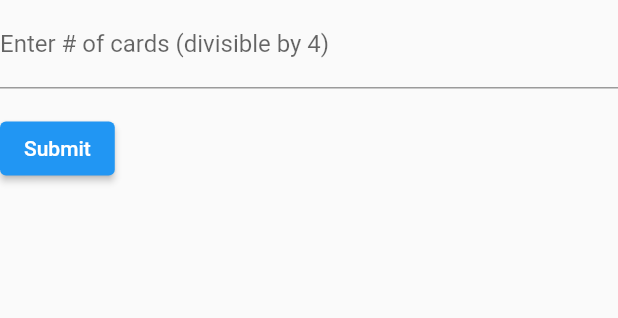
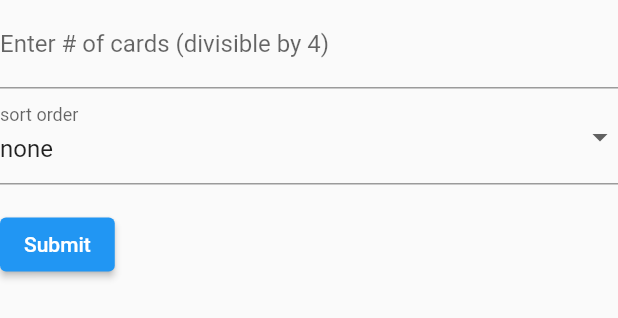
Before and after one commit to codetojoy/waro_flutter, a Flutter app: the ConfigForm widget shown alone on an empty page, opened directly, on a phone screen of 412 x 824 dp. Shown: the top 318 px of the screen. Run offline on Flutter 3.47's test engine with Material 2 defaults, Android fonts, the phone set to English and light mode, and no system bars.

Commit message:
sort order in config

```diff
--- a/lib/models/config.dart
+++ b/lib/models/config.dart
@@ -1,17 +1,19 @@
-import '../util/logger.dart';
 import './player.dart';
 import './strategy.dart';
+import '../util/constants.dart';
+import '../util/logger.dart';
 
 class Config {
   int numCards = 20;
   List<Player> _players = [];
+  // TODO: enum
+  String sortOrder = C.SORT_NONE;
 
   Config() {
-    var maxCard = numCards;
     var nextCard = new Strategies().buildStrategy('next');
-    var p1 = new Player('You', nextCard, true, maxCard);
-    var p2 = new Player('Mozart', nextCard, false, maxCard);
-    var p3 = new Player('Chopin', nextCard, false, maxCard);
+    var p1 = new Player('You', nextCard, true, this);
+    var p2 = new Player('Mozart', nextCard, false, this);
+    var p3 = new Player('Chopin', nextCard, false, this);
     _players.add(p1);
     _players.add(p2);
     _players.add(p3);
--- a/lib/models/hand.dart
+++ b/lib/models/hand.dart
@@ -1,4 +1,5 @@
 import './card.dart';
+import '../util/constants.dart';
 
 class Hand {
   List<Card> _cards;
@@ -8,8 +9,24 @@ class Hand {
   get cards => _cards;
 
   // TODO: sort-order should be a config setting?
-  void sort() {
-    _cards.sort((Card a, Card b) => a.value.compareTo(b.value));
+  void sort(String sortOrder) {
+    switch (sortOrder) {
+      case C.SORT_NONE:
+        {
+          // no-op
+        }
+        break;
+      case C.SORT_ASC:
+        {
+          _cards.sort((Card a, Card b) => a.value.compareTo(b.value));
+        }
+        break;
+      case C.SORT_DESC:
+        {
+          _cards.sort((Card a, Card b) => b.value.compareTo(a.value));
+        }
+        break;
+    }
   }
 
   Hand updateHand(Card choice) {
--- a/lib/models/player.dart
+++ b/lib/models/player.dart
@@ -1,5 +1,6 @@
 import './card.dart';
 import './cards.dart';
+import './config.dart';
 import './hand.dart';
 import './playerstats.dart';
 import './strategy.dart';
@@ -10,14 +11,15 @@ class Player {
   Strategy _strategy;
   bool _isUser = false;
   PlayerStats _playerStats = new PlayerStats();
-  int _maxCard = 0;
+  Config _config;
 
-  Player(String name, Strategy strategy, bool isUser, int maxCard) {
+  Player(
+      String name, Strategy strategy, bool isUser, Config config) {
     _name = name;
     _strategy = strategy;
     _hand = new Hand([]);
     _isUser = isUser;
-    _maxCard = maxCard;
+    _config = config;
   }
 
   Player.kitty(String name, Hand hand, Strategy strategy) {
@@ -32,7 +34,7 @@ class Player {
   set hand(Hand hand) {
     _hand = hand;
     if (isUser) {
-      hand.sort();
+      hand.sort(_config.sortOrder);
     }
   }
 
@@ -52,12 +54,12 @@ class Player {
   void updateHand(Card choice) {
     _hand = hand.updateHand(choice);
     if (isUser) {
-      hand.sort();
+      hand.sort(_config.sortOrder);
     }
   }
 
   Card selectCard(Card prizeCard) {
-    return _strategy.selectCard(_hand.cards, prizeCard.value, _maxCard);
+    return _strategy.selectCard(_hand.cards, prizeCard.value, _config.numCards);
   }
 
   void newGame() {
--- /dev/null
+++ b/lib/util/constants.dart
@@ -0,0 +1,5 @@
+class C {
+  static const String SORT_NONE = "none";
+  static const String SORT_ASC = "ascending";
+  static const String SORT_DESC = "descending";
+}
--- a/lib/widgets/config_form.dart
+++ b/lib/widgets/config_form.dart
@@ -2,6 +2,8 @@ import 'package:flutter/material.dart';
 import 'package:flutter/services.dart';
 
 import '../models/config.dart';
+import '../util/constants.dart';
+import '../util/logger.dart';
 
 class ConfigForm extends StatefulWidget {
   Config _config;
@@ -17,6 +19,7 @@ class ConfigForm extends StatefulWidget {
 class ConfigFormState extends State<ConfigForm> {
   final _formKey = GlobalKey<FormState>();
   final _numCardsController = TextEditingController();
+  String _sortValue = C.SORT_NONE;
 
   Config _config;
 
@@ -47,6 +50,21 @@ class ConfigFormState extends State<ConfigForm> {
               FilteringTextInputFormatter.digitsOnly
             ], // Only numbers can be entered
           ),
+          DropdownButtonFormField(
+            decoration: new InputDecoration(labelText: 'sort order'),
+            value: C.SORT_NONE,
+            items: <String>[C.SORT_NONE, C.SORT_ASC, C.SORT_DESC]
+                .map<DropdownMenuItem<String>>((String value) {
+              return DropdownMenuItem<String>(
+                value: value,
+                child: Text(value),
+              );
+            }).toList(),
+            onChanged: (value) {
+              L.log('TRACER drop down $value');
+              _sortValue = value;
+            },
+          ),
           Padding(
             padding: const EdgeInsets.symmetric(vertical: 16.0),
             child: ElevatedButton(
@@ -54,6 +72,7 @@ class ConfigFormState extends State<ConfigForm> {
                 if (_formKey.currentState.validate()) {
                   int numCards = int.parse(_numCardsController.text);
                   _config.numCards = numCards;
+                  _config.sortOrder = _sortValue;
                   ScaffoldMessenger.of(context)
                       .showSnackBar(SnackBar(content: Text('Saved!')));
                 }
--- a/lib/widgets/tableau.dart
+++ b/lib/widgets/tableau.dart
@@ -9,8 +9,9 @@ class Tableau extends StatelessWidget {
   final waro_t.Table _table;
   final Function _playCardHandler;
   final Function _newGameHandler;
+  final Function _cancelGameHandler;
 
-  Tableau(this._table, this._playCardHandler, this._newGameHandler);
+  Tableau(this._table, this._playCardHandler, this._newGameHandler, this._cancelGameHandler);
 
   @override
   Widget build(BuildContext context) {
@@ -36,6 +37,11 @@ class Tableau extends StatelessWidget {
           _PrizeCardWidget(_table.prizeCard),
           _UserHandWidget(_table.user.hand, _playCardHandler),
           _PlayersInfoWidget(_table.players),
+          FloatingActionButton(
+            onPressed: _cancelGameHandler,
+            tooltip: 'Quit Game',
+            child: Icon(Icons.cancel),
+          ),
         ],
       ));
     }
@@ -77,29 +83,6 @@ class _PrizeCardWidget extends StatelessWidget {
   }
 }
 
-/*
-class _KittyWidget extends StatelessWidget {
-  final Kitty _kitty;
-
-  _KittyWidget(this._kitty);
-
-  _noOp() {}
-
-  @override
-  Widget build(BuildContext context) {
-    var cardWidgets = _kitty.cards.map((waro_c.Card card) {
-      return _CardWidget(card, _noOp, '');
-    });
-    return Center(
-        child: Row(
-      children: [
-        ...cardWidgets,
-      ],
-    ));
-  }
-}
-*/
-
 class _UserHandWidget extends StatelessWidget {
   final Hand _hand;
   final Function _playCardHandler;
@@ -112,14 +95,14 @@ class _UserHandWidget extends StatelessWidget {
       return _CardWidget(card, () => _playCardHandler(card), 'press to play');
     });
     return Center(
-        child: Column(
+        child: Container(height: 300, child: ListView(
       children: [
         Text('Your hand:',
             textAlign: TextAlign.center,
             style: TextStyle(fontSize: 36, fontWeight: FontWeight.bold)),
         ...cardWidgets,
       ],
-    ));
+    )));
   }
 }
 
```
Also changed, not shown: lib/main.dart (+8 -1 lines), lib/models/game.dart (+6 -2 lines), lib/models/players.dart (+7 -0 lines), 3 other files.
